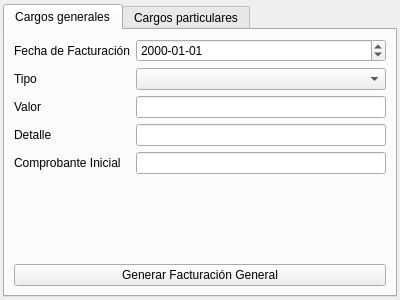
Qt form billingwindow.ui (GonzaloHernandez/jpbilling) before a commit.
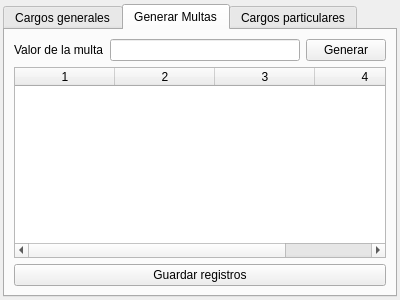
The same form after that commit. The open tabs and pages were chosen to show the change.

Diff of the .ui file:
```diff
--- a/billingwindow.ui
+++ b/billingwindow.ui
@@ -106,6 +106,59 @@
        </item>
       </layout>
      </widget>
+     <widget class="QWidget" name="tab_penalties">
+      <attribute name="title">
+       <string>Generar Multas</string>
+      </attribute>
+      <layout class="QVBoxLayout" name="verticalLayout_4">
+       <item>
+        <layout class="QHBoxLayout" name="horizontalLayout">
+         <item>
+          <layout class="QFormLayout" name="formLayout_3">
+           <property name="fieldGrowthPolicy">
+            <enum>QFormLayout::AllNonFixedFieldsGrow</enum>
+           </property>
+           <item row="0" column="0">
+            <widget class="QLabel" name="label_penalty">
+             <property name="text">
+              <string>Valor de la multa</string>
+             </property>
+            </widget>
+           </item>
+           <item row="0" column="1">
+            <widget class="QLineEdit" name="lineedit_penalty"/>
+           </item>
+          </layout>
+         </item>
+         <item>
+          <widget class="QPushButton" name="button_generate">
+           <property name="text">
+            <string>Generar</string>
+           </property>
+          </widget>
+         </item>
+        </layout>
+       </item>
+       <item>
+        <widget class="QTableWidget" name="table_penalties">
+         <property name="columnCount">
+          <number>4</number>
+         </property>
+         <column/>
+         <column/>
+         <column/>
+         <column/>
+        </widget>
+       </item>
+       <item>
+        <widget class="QPushButton" name="button_savepenalties">
+         <property name="text">
+          <string>Guardar registros</string>
+         </property>
+        </widget>
+       </item>
+      </layout>
+     </widget>
      <widget class="QWidget" name="tab_particular">
       <attribute name="title">
        <string>Cargos particulares</string>
```
